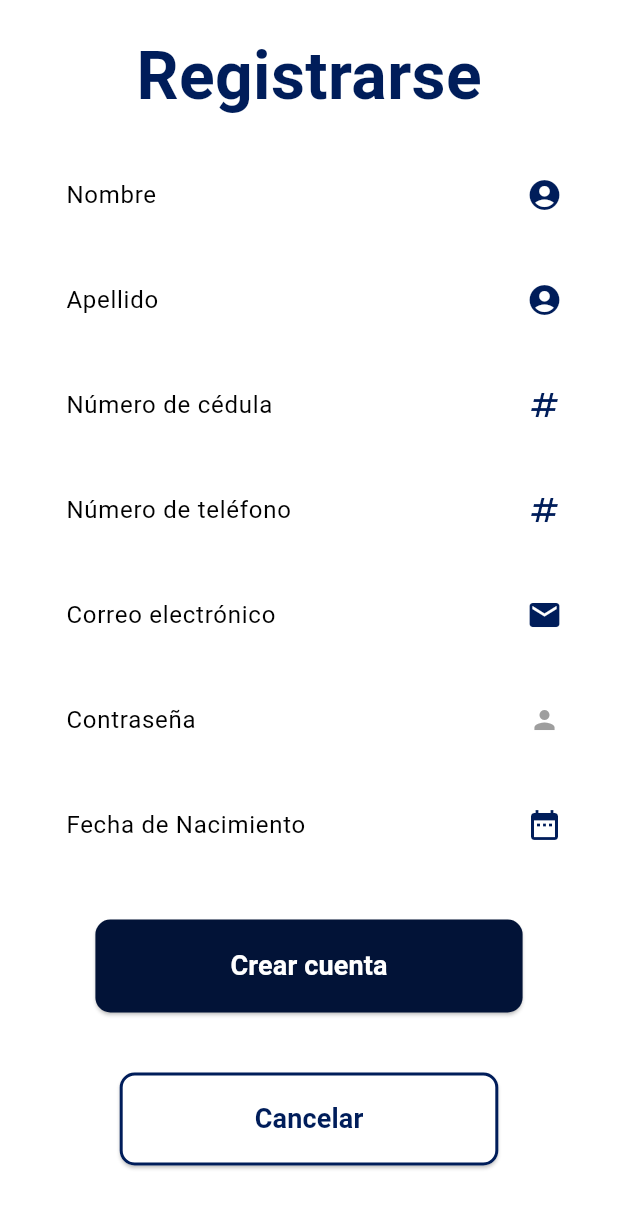
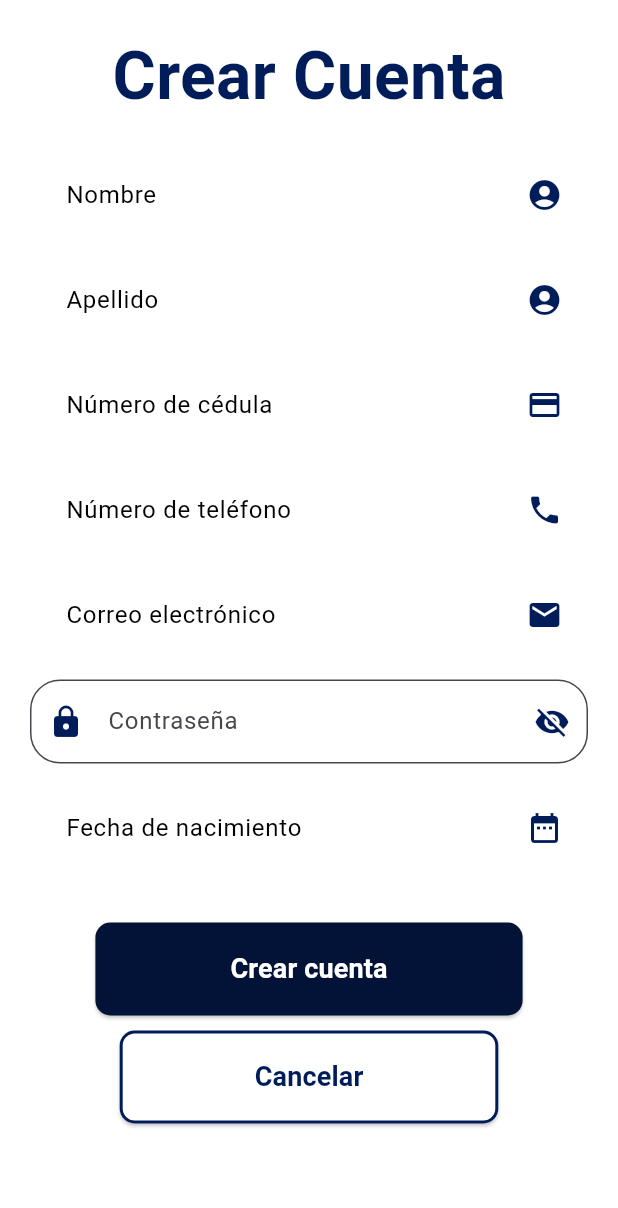
Before and after one commit to ericksebastian2003/aplicacion_tesis, a Flutter app: the RegisterScreen screen opened directly, on a phone screen of 412 x 824 dp. Shown: the top 1208 px of the screen. Run offline on Flutter 3.47's test engine with Material 3 defaults, Android fonts, the phone set to English and light mode, and no system bars; our stand-ins replace shared_preferences; accounts and stored records are empty; network calls fail.

```diff
--- /dev/null
+++ b/devtools_options.yaml
@@ -0,0 +1,3 @@
+description: This file stores settings for Dart & Flutter DevTools.
+documentation: https://docs.flutter.dev/tools/devtools/extensions#configure-extension-enablement-states
+extensions:
--- a/lib/main.dart
+++ b/lib/main.dart
@@ -1,6 +1,5 @@
 import 'package:flutter/material.dart';
 import 'screens/public/login_screen.dart';
-import 'screens/public/register_screen.dart';
 
 void main() {
   runApp(const MyApp());
@@ -16,7 +15,7 @@ class MyApp extends StatelessWidget {
       theme: ThemeData(
         colorScheme: ColorScheme.fromSeed(seedColor: const Color.fromARGB(255, 13, 40, 199)),
       ),
-      home: const RegisterScreen(),
+      home: const LoginScreen(),
       debugShowCheckedModeBanner: false,
     );
   }
--- a/lib/screens/public/login_screen.dart
+++ b/lib/screens/public/login_screen.dart
@@ -1,7 +1,7 @@
 import 'package:flutter/material.dart';
 import '../../services/auth_service.dart';
 import '../admin/admin_dashboard.dart';
-import '../users/user_dashboard.dart';
+import '../users/widgets/user_dashboard.dart';
 import 'package:shared_preferences/shared_preferences.dart';
 import 'register_screen.dart';
 
@@ -75,7 +75,6 @@ class _LoginScreenState extends State<LoginScreen> {
   @override
   void initState() {
     super.initState();
-    // Escucha los cambios de foco para actualizar la UI
     _emailFocusNode.addListener(() => setState(() {}));
     _passwordFocusNode.addListener(() => setState(() {}));
   }
--- a/lib/screens/public/register_screen.dart
+++ b/lib/screens/public/register_screen.dart
@@ -10,8 +10,9 @@ class RegisterScreen extends StatefulWidget {
 }
 
 class _RegisterScreenState extends State<RegisterScreen> {
-  final Color colorPrimary = Color(0xFF001D5A);
+  final Color colorPrimary = const Color(0xFF001D5A);
   final _formKey = GlobalKey<FormState>();
+
   final Map<String, TextEditingController> _controllers = {
     'nombre': TextEditingController(),
     'apellido': TextEditingController(),
@@ -29,41 +30,43 @@ class _RegisterScreenState extends State<RegisterScreen> {
     'telefono': FocusNode(),
     'email': FocusNode(),
     'password': FocusNode(),
-    'fechaNacimiento': FocusNode(),
+    'diaNacimiento': FocusNode(),
   };
 
   bool _isPasswordVisible = false;
   bool loading = false;
+
   final authService = AuthService();
+
+  void goToLogin() {
+    Navigator.pushReplacement(
+      context,
+      MaterialPageRoute(builder: (context) => const LoginScreen()),
+    );
+  }
 
   @override
   void dispose() {
-    _controllers.values.forEach((controller) {
-      controller.dispose();
-    });
-    _focusNodes.values.forEach((focusNode) {
-      focusNode.dispose();
-    });
+    _controllers.values.forEach((controller) => controller.dispose());
+    _focusNodes.values.forEach((focusNode) => focusNode.dispose());
     super.dispose();
   }
-  void goToLogin(){
 
-  }
   void register() async {
     if (!_formKey.currentState!.validate()) return;
     setState(() => loading = true);
 
     final userData = {
-      'nombre': _controllers['nombre']?.text.trim() ?? '',
-      'apellido': _controllers['apellido']?.text.trim() ?? '',
-      'cedula': _controllers['cedula']?.text.trim() ?? '',
-      'telefono': _controllers['telefono']?.text.trim() ?? '',
-      'email': _controllers['email']?.text.trim() ?? '',
-      'password': _controllers['password']?.text.trim() ?? '',
-      'diaNacimiento': _controllers['diaNacimiento']?.text.trim() ?? '',
+      'nombre': _controllers['nombre']!.text.trim(),
+      'apellido': _controllers['apellido']!.text.trim(),
+      'cedula': _controllers['cedula']!.text.trim(),
+      'telefono': _controllers['telefono']!.text.trim(),
+      'email': _controllers['email']!.text.trim(),
+      'password': _controllers['password']!.text.trim(),
+      'diaNacimiento': _controllers['diaNacimiento']!.text.trim(),
     };
 
-    var response = await authService.register(userData);
+    final response = await authService.register(userData);
     setState(() => loading = false);
 
     ScaffoldMessenger.of(context).showSnackBar(
@@ -79,18 +82,24 @@ class _RegisterScreenState extends State<RegisterScreen> {
   Widget build(BuildContext context) {
     return Scaffold(
       backgroundColor: Colors.white,
-      body: Padding(
+      body: SafeArea(
+        child: Padding(
           padding: const EdgeInsets.all(20),
           child: Column(
+            children: [
+              Expanded(
+                child: SingleChildScrollView(
+                  child: Column(
                     crossAxisAlignment: CrossAxisAlignment.start,
-          children: <Widget>[
+                    children: [
                       Center(
                         child: Text(
-                'Registrarse',
+                          'Crear Cuenta',
                           style: TextStyle(
                             fontSize: 44,
                             fontWeight: FontWeight.bold,
-                  color: colorPrimary ,                ),
+                            color: colorPrimary,
+                          ),
                         ),
                       ),
                       const SizedBox(height: 20),
@@ -98,13 +107,42 @@ class _RegisterScreenState extends State<RegisterScreen> {
                         key: _formKey,
                         child: Column(
                           children: [
-                  _buildTextFormField('nombre', 'Nombre',icon: Icon(Icons.account_circle, color: colorPrimary)),
-                  _buildTextFormField('apellido', 'Apellido',icon: Icon(Icons.account_circle, color: colorPrimary)),
-                  _buildTextFormField('cedula', 'Número de cédula',icon: Icon(Icons.numbers, color: colorPrimary)),
-                  _buildTextFormField('telefono', 'Número de teléfono',icon: Icon(Icons.numbers, color: colorPrimary)),
-                  _buildTextFormField('email', 'Correo electrónico', focusNode: _focusNodes['email'],icon: Icon(Icons.email, color: colorPrimary)),
-                  _buildPasswordField('password', 'Contraseña'),
-                  _buildTextFormField('diaNacimiento', 'Fecha de Nacimiento',icon: Icon(Icons.date_range, color: colorPrimary)),
+                            _buildTextFormField(
+                              'nombre',
+                              'Nombre',
+                              icon: Icon(Icons.account_circle, color: colorPrimary),
+                            ),
+                            _buildTextFormField(
+                              'apellido',
+                              'Apellido',
+                              icon: Icon(Icons.account_circle, color: colorPrimary),
+                            ),
+                            _buildTextFormField(
+                              'cedula',
+                              'Número de cédula',
+                              icon: Icon(Icons.credit_card, color: colorPrimary),
+                            ),
+                            _buildTextFormField(
+                              'telefono',
+                              'Número de teléfono',
+                              icon: Icon(Icons.phone, color: colorPrimary),
+                            ),
+                            _buildTextFormField(
+                              'email',
+                              'Correo electrónico',
+                              focusNode: _focusNodes['email'],
+                              icon: Icon(Icons.email, color: colorPrimary),
+                            ),
+                            _buildPasswordField(
+                              'password',
+                              'Contraseña',
+                              icon: Icon(Icons.lock, color: colorPrimary),
+                            ),
+                            _buildTextFormField(
+                              'diaNacimiento',
+                              'Fecha de nacimiento',
+                              icon: Icon(Icons.date_range, color: colorPrimary),
+                            ),
                             const SizedBox(height: 20),
                             Center(
                               child: loading
@@ -112,7 +150,8 @@ class _RegisterScreenState extends State<RegisterScreen> {
                                   : ElevatedButton(
                                       onPressed: register,
                                       style: ElevatedButton.styleFrom(
-                              padding: const EdgeInsets.symmetric(horizontal: 90, vertical: 18),
+                                        padding: const EdgeInsets.symmetric(
+                                            horizontal: 90, vertical: 18),
                                         backgroundColor: const Color(0xFF021337),
                                         foregroundColor: Colors.white,
                                         shape: RoundedRectangleBorder(
@@ -129,18 +168,19 @@ class _RegisterScreenState extends State<RegisterScreen> {
                                       ),
                                     ),
                             ),
-                  SizedBox(height: 40),
+                            const SizedBox(height: 10),
                             Center(
                               child: ElevatedButton(
                                 onPressed: goToLogin,
                                 style: ElevatedButton.styleFrom(
-      padding: const EdgeInsets.symmetric(horizontal: 90, vertical: 18),
+                                  padding: const EdgeInsets.symmetric(
+                                      horizontal: 90, vertical: 18),
                                   backgroundColor: Colors.white,
                                   shape: RoundedRectangleBorder(
                                     borderRadius: BorderRadius.circular(10),
                                     side: BorderSide(
-          color: colorPrimary, // Color del borde
-          width: 2, // Ancho del borde
+                                      color: colorPrimary,
+                                      width: 2,
                                     ),
                                   ),
                                 ),
@@ -154,35 +194,36 @@ class _RegisterScreenState extends State<RegisterScreen> {
                                 ),
                               ),
                             ),
-
-
-                ]
+                            const SizedBox(height: 20),
+                          ],
+                        ),
+                      )
+                    ],
+                  ),
                 ),
               ),
             ],
           ),
         ),
+      ),
     );
   }
 
- Widget _buildTextFormField(
-  String key,
-  String labelText,
-  {FocusNode? focusNode,
-   Icon? icon}) {  // Icono personalizado como parámetro
+  Widget _buildTextFormField(String key, String labelText,
+      {FocusNode? focusNode, Icon? icon}) {
     return Padding(
-    padding: const EdgeInsets.only(bottom: 16.0), // Espaciado entre los campos
+      padding: const EdgeInsets.only(bottom: 16.0),
       child: TextFormField(
         controller: _controllers[key],
         focusNode: focusNode,
         decoration: InputDecoration(
-        contentPadding: const EdgeInsets.symmetric(vertical: 15, horizontal: 20), // Ajusta el padding para alinear el icono
+          contentPadding: const EdgeInsets.symmetric(vertical: 15, horizontal: 20),
           suffixIcon: Padding(
-          padding: const EdgeInsets.only(right: 10), // Ajusta el icono en relación con el borde
-          child: icon ?? Icon( // Si no se pasa un icono, se usa uno predeterminado
+            padding: const EdgeInsets.only(right: 10),
+            child: icon ?? Icon(
               Icons.person,
               size: 20,
-            color: focusNode?.hasFocus ?? false ? colorPrimary : Colors.grey, // Cambiar color según el foco
+              color: focusNode?.hasFocus ?? false ? colorPrimary : Colors.grey,
             ),
           ),
           filled: true,
@@ -204,7 +245,7 @@ class _RegisterScreenState extends State<RegisterScreen> {
             borderSide: BorderSide(color: colorPrimary, width: 2),
           ),
           labelText: labelText,
-        labelStyle: TextStyle(color: Colors.black, fontSize: 16),
+          labelStyle: const TextStyle(color: Colors.black, fontSize: 16),
           errorStyle: const TextStyle(color: Colors.white),
         ),
         validator: (value) {
@@ -217,7 +258,40 @@ class _RegisterScreenState extends State<RegisterScreen> {
     );
   }
 
-  Widget _buildPasswordField(String key, String labelText) {
-    return _buildTextFormField(key, labelText, focusNode: _focusNodes[key]);
+  Widget _buildPasswordField(String key, String labelText, {Icon? icon}) {
+    return Padding(
+      padding: const EdgeInsets.only(bottom: 16.0),
+      child: TextFormField(
+        controller: _controllers[key],
+        focusNode: _focusNodes[key],
+        obscureText: !_isPasswordVisible,
+        decoration: InputDecoration(
+          labelText: labelText,
+          filled: true,
+          fillColor: Colors.white,
+          suffixIcon: IconButton(
+            icon: Icon(
+              _isPasswordVisible ? Icons.visibility : Icons.visibility_off,
+              color: colorPrimary,
+            ),
+            onPressed: () {
+              setState(() {
+                _isPasswordVisible = !_isPasswordVisible;
+              });
+            },
+          ),
+          prefixIcon: icon,
+          border: OutlineInputBorder(
+            borderRadius: BorderRadius.circular(20),
+          ),
+        ),
+        validator: (value) {
+          if (value == null || value.isEmpty) {
+            return 'Por favor, ingrese una contraseña';
+          }
+          return null;
+        },
+      ),
+    );
   }
 }
--- a/lib/services/auth_service.dart
+++ b/lib/services/auth_service.dart
@@ -3,8 +3,8 @@ import 'package:shared_preferences/shared_preferences.dart';
 class AuthService {
   Future<String?> login(String email,String password) async{
     await Future.delayed(const Duration(seconds: 2));
-    if(email == 'ericksebastian@mail.com' && password == 'Sebas123'){
-      return 'admin';
+    if(email == 'ericksebastian@mail.com' && password == '12345678'){
+      return 'user';
 
     }
     else{
--- a/pubspec.yaml
+++ b/pubspec.yaml
@@ -31,6 +31,7 @@ dependencies:
   flutter:
     sdk: flutter
   shared_preferences : ^2.2.2
+  http : 1.3.0
 
   # The following adds the Cupertino Icons font to your application.
   # Use with the CupertinoIcons class for iOS style icons.
```
Also changed, not shown: lib/db.json (added, +18 -0 lines), lib/models/Destino.dart (added, +40 -0 lines), lib/screens/users/screens/account_screen.dart (added, +61 -0 lines), lib/screens/users/screens/explore_screen.dart (added, +119 -0 lines), lib/screens/users/user_dashboard.dart (deleted, +0 -16 lines), lib/screens/users/widgets/user_dashboard.dart (added, +55 -0 lines), lib/services/obtener_datos.dart (added, +35 -0 lines), pubspec.lock. Lines whose indentation alone changed are shown as unchanged.
